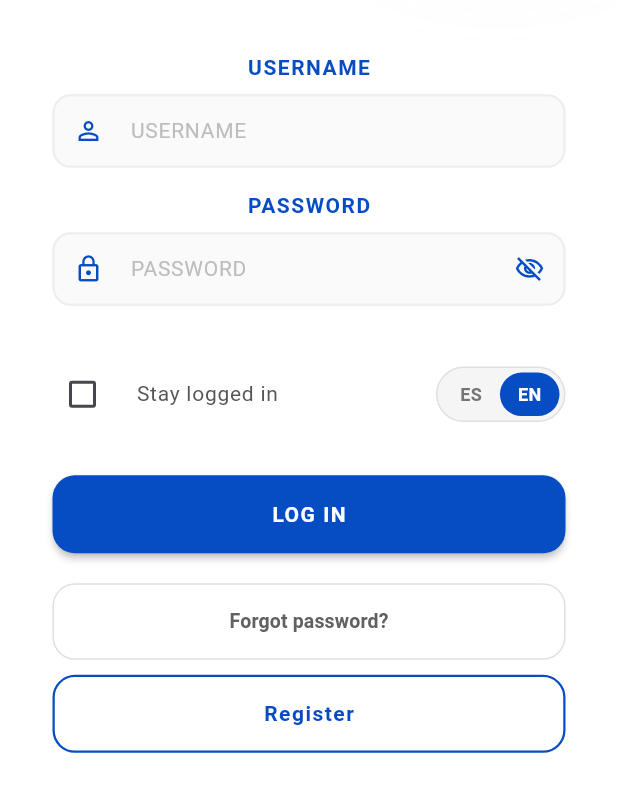
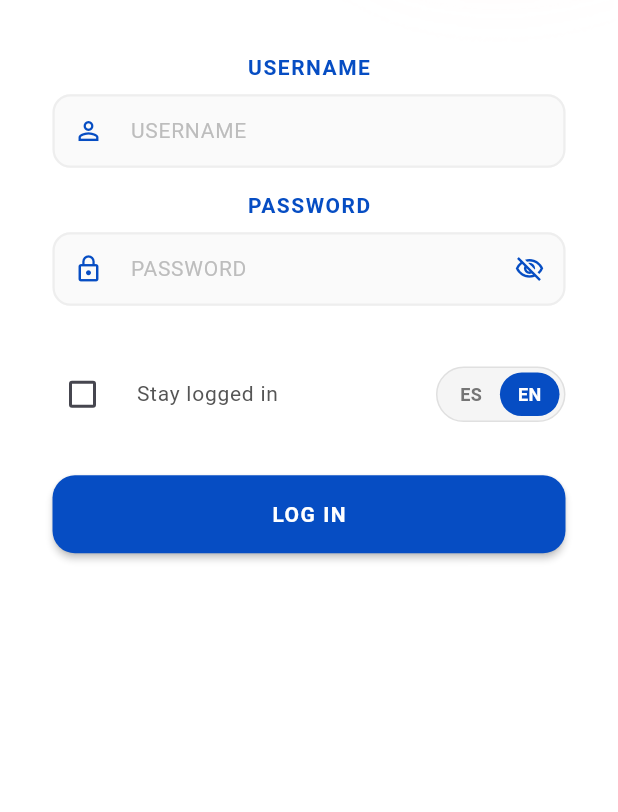
Before and after one commit to jemyjevaa/Busmen-Panama, a Flutter app: the screen it shows after launch, after a tap on "EN", on a phone screen of 412 x 824 dp, the part 252-1064 px from its top. Run offline on Flutter 3.47's test engine with Material 3 defaults, Android fonts, the phone set to English and light mode, and no system bars; our stand-ins replace geolocator, google_maps_flutter, qr_flutter, shared_preferences; missing offline and left inert: onesignal_flutter.

Commit message:
fix:button dinamic betweent company and functionality betweent company

```diff
--- a/lib/core/viewmodels/home_viewmodel.dart
+++ b/lib/core/viewmodels/home_viewmodel.dart
@@ -216,7 +216,7 @@ class HomeViewModel extends ChangeNotifier {
     _session.userSide = 1; // Reset side preference
 
     // OneSignal cleanup
-    SocketService().removeOneSignalTags();
+    //SocketService().removeOneSignalTags();
 
     if (context.mounted) {
       Navigator.of(context).pushAndRemoveUntil(
--- a/lib/ui/views/home_view.dart
+++ b/lib/ui/views/home_view.dart
@@ -3,6 +3,7 @@ import 'package:busmen_panama/ui/views/login_view.dart';
 import 'package:busmen_panama/ui/views/regulation_view.dart';
 import 'package:flutter/material.dart';
 import 'package:google_maps_flutter/google_maps_flutter.dart';
+import 'package:onesignal_flutter/onesignal_flutter.dart';
 import 'package:provider/provider.dart';
 import 'package:busmen_panama/core/viewmodels/home_viewmodel.dart';
 import 'package:busmen_panama/core/services/language_service.dart';
@@ -17,6 +18,7 @@ import 'package:busmen_panama/core/services/models/info_schedules_model.dart'; /
 
 
 import '../../core/services/cache_user_session.dart';
+import '../../core/services/socket_service.dart';
 
 class HomeView extends StatefulWidget {
   const HomeView({super.key});
@@ -781,6 +783,7 @@ class _HomeViewState extends State<HomeView> {
     return InkWell(
       onTap: () {
         CacheUserSession().clear();
+        SocketService().removeOneSignalTags();
         Navigator.pushReplacement(
           context,
           MaterialPageRoute(builder: (context) => const LoginView()),
--- a/lib/ui/widget/recovery_password_button.dart
+++ b/lib/ui/widget/recovery_password_button.dart
@@ -1,6 +1,7 @@
 import 'package:busmen_panama/ui/widget/text_field.dart';
 import 'package:flutter/material.dart';
 
+import '../../core/services/cache_user_session.dart';
 import '../../core/services/language_service.dart';
 import '../../core/viewmodels/login_viewmodel.dart';
 
@@ -48,7 +49,7 @@ class _RecoveryButtonState extends State<RecoveryButton>
 
   @override
   Widget build(BuildContext context) {
-    return FadeTransition(
+    return CacheUserSession().isCopaair? FadeTransition(
       opacity: _fadeAnimation,
       child: SizedBox(
         width: double.infinity,
@@ -77,7 +78,8 @@ class _RecoveryButtonState extends State<RecoveryButton>
           ),
         ),
       ),
-    );
+    )
+    : const SizedBox();
   }
 
 
--- a/lib/ui/widget/registre_button.dart
+++ b/lib/ui/widget/registre_button.dart
@@ -1,6 +1,7 @@
 import 'package:busmen_panama/ui/widget/text_field.dart';
 import 'package:flutter/material.dart';
 
+import '../../core/services/cache_user_session.dart';
 import '../../core/services/language_service.dart';
 import '../../core/viewmodels/login_viewmodel.dart';
 
@@ -48,7 +49,7 @@ class _RegisterButtonState extends State<RegisterButton>
 
   @override
   Widget build(BuildContext context) {
-    return FadeTransition(
+    return CacheUserSession().isCopaair? FadeTransition(
       opacity: _fadeAnimation,
       child: SizedBox(
         width: double.infinity,
@@ -78,7 +79,8 @@ class _RegisterButtonState extends State<RegisterButton>
           ),
         ),
       ),
-    );
+    )
+        : const SizedBox();
   }
 
   void _showRegisterSheet(BuildContext context, LoginViewModel viewModel, LanguageService localization) {
```
